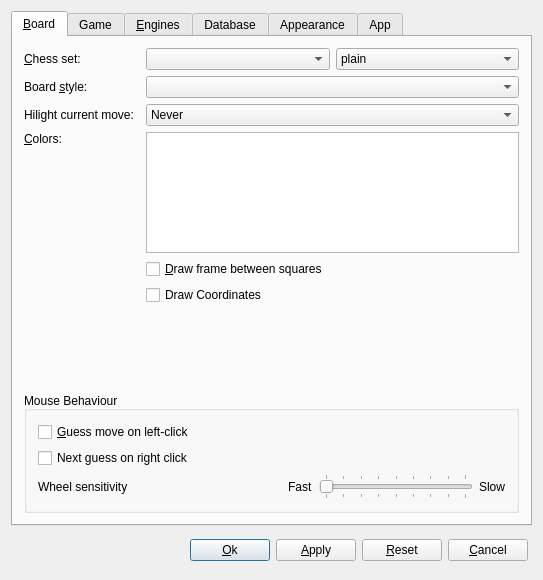
Qt form src/gui/preferences.ui (madnight/chessx) before a commit.
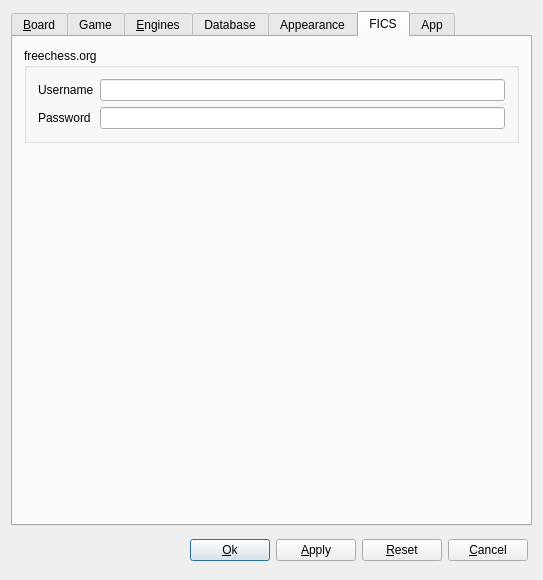
The same form after that commit. Icons and pictures are not drawn. Custom widgets are drawn as their Qt base class.

What changed in the file:
```diff
--- a/src/gui/preferences.ui
+++ b/src/gui/preferences.ui
@@ -23,7 +23,7 @@
       <bool>false</bool>
      </property>
      <property name="currentIndex">
-      <number>0</number>
+      <number>5</number>
      </property>
      <widget class="QWidget" name="tabGeneral">
       <attribute name="title">
@@ -1061,6 +1061,55 @@
        </item>
       </layout>
      </widget>
+     <widget class="QWidget" name="tabFICS">
+      <attribute name="title">
+       <string>FICS</string>
+      </attribute>
+      <layout class="QGridLayout" name="gridLayout_4">
+       <item row="0" column="0">
+        <widget class="QGroupBox" name="groupBox_2">
+         <property name="title">
+          <string>freechess.org</string>
+         </property>
+         <layout class="QGridLayout" name="gridLayout_5">
+          <item row="0" column="0">
+           <widget class="QLabel" name="label_8">
+            <property name="text">
+             <string>Username</string>
+            </property>
+           </widget>
+          </item>
+          <item row="2" column="0">
+           <widget class="QLabel" name="label_9">
+            <property name="text">
+             <string>Password</string>
+            </property>
+           </widget>
+          </item>
+          <item row="0" column="1">
+           <widget class="QLineEdit" name="userName"/>
+          </item>
+          <item row="2" column="1">
+           <widget class="QLineEdit" name="passWord"/>
+          </item>
+         </layout>
+        </widget>
+       </item>
+       <item row="1" column="0">
+        <spacer name="verticalSpacer_5">
+         <property name="orientation">
+          <enum>Qt::Vertical</enum>
+         </property>
+         <property name="sizeHint" stdset="0">
+          <size>
+           <width>20</width>
+           <height>40</height>
+          </size>
+         </property>
+        </spacer>
+       </item>
+      </layout>
+     </widget>
      <widget class="QWidget" name="tabApp">
       <attribute name="title">
        <string>App</string>
```
